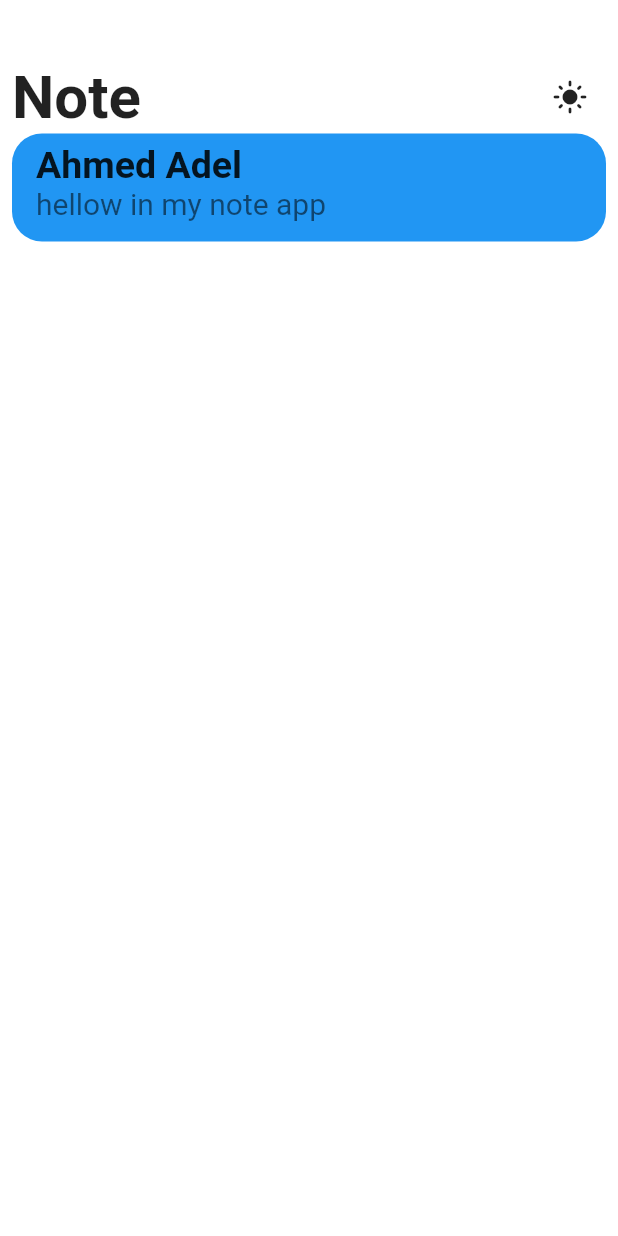
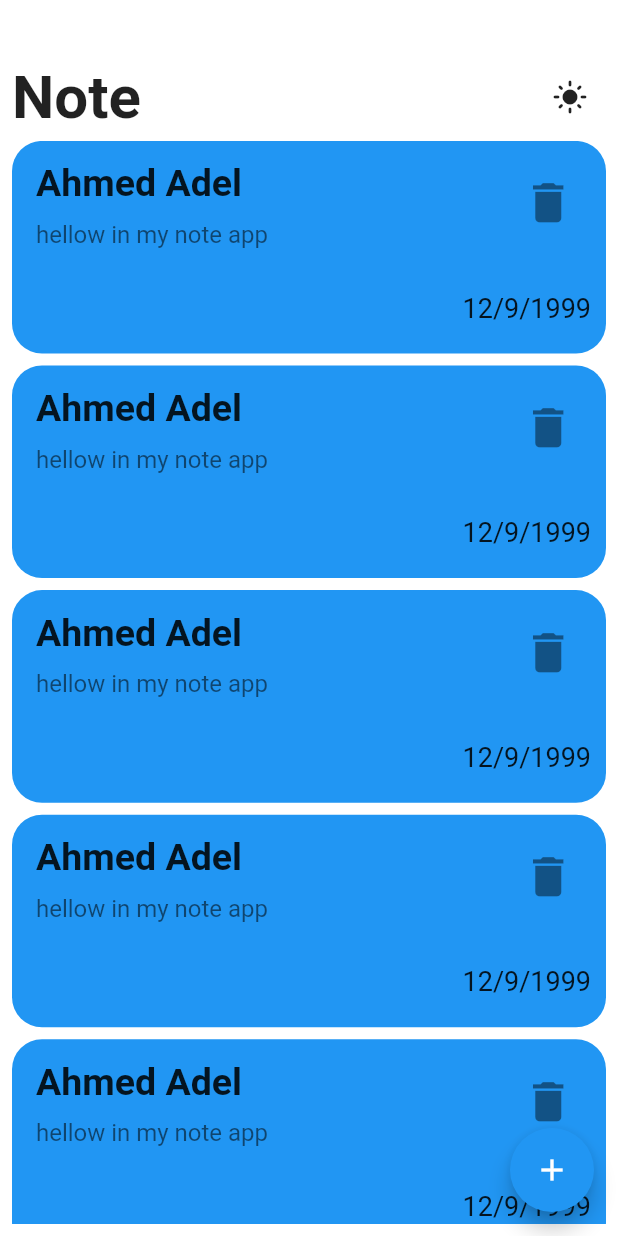
Before and after one commit to ahmedAdelElmelegy/note_app, a Flutter app: the screen it shows after launch, on a phone screen of 412 x 824 dp. Run offline on Flutter 3.47's test engine with Material 2 defaults, Android fonts, the phone set to English and light mode, and no system bars; our stand-ins replace get, shared_preferences; Roboto replaces fonts that are missing (GFSNeohellenic, Itim).

Commit message:
create show model bottom sheet

```diff
--- a/lib/view/notes/note.dart
+++ b/lib/view/notes/note.dart
@@ -1,8 +1,14 @@
 import 'package:flutter/material.dart';
 import 'package:get/get.dart';
 import 'package:notes_app/controller/getController.dart';
+import 'package:notes_app/core/util/IconBroken.dart';
 import 'package:notes_app/core/util/const.dart';
 import 'package:notes_app/core/widget/CustomText.dart';
+import 'package:notes_app/view/notes/widget/CustomAppBar.dart';
+import 'package:notes_app/view/notes/widget/CustomBottom.dart';
+import 'package:notes_app/view/notes/widget/CustomItem.dart';
+import 'package:notes_app/view/notes/widget/CustomTextFormFiled.dart';
+import 'package:notes_app/view/notes/widget/showBottomSheet.dart';
 
 class Note extends StatelessWidget {
   const Note({super.key});
@@ -20,57 +26,40 @@ class Note extends StatelessWidget {
               SizedBox(
                 height: size.height * .04,
               ),
-              Row(
-                children: [
-                  const CustomText(
-                    text: "Note",
-                    fontSize: 40,
-                    fontWeight: FontWeight.bold,
-                    fontFamily: 'GFSNeohellenic',
-                  ),
-                  const Spacer(),
-                  IconButton(
-                      onPressed: () {
-                        controller.setTheme();
-                      },
-                      icon: controller.isDark
-                          ? Icon(Icons.dark_mode_sharp)
-                          : Icon(Icons.light_mode_rounded))
-                ],
+              Padding(
+                padding: const EdgeInsets.only(bottom: 5),
+                child: CustomAppBar(
+                  onPressed: () {
+                    controller.setTheme();
+                  },
+                  icon: controller.isDark
+                      ? const Icon(Icons.dark_mode_sharp)
+                      : const Icon(Icons.light_mode_rounded),
+                ),
               ),
-              CustomItem()
+              Expanded(
+                child: ListView.builder(
+                  physics: const BouncingScrollPhysics(),
+                  padding: EdgeInsets.zero,
+                  itemBuilder: (context, index) => const CustomItem(),
+                  itemCount: 10,
+                ),
+              )
             ],
           ),
+        ),
+        floatingActionButton: FloatingActionButton(
+          onPressed: () {
+            showModalBottomSheet(
+              isScrollControlled: true,
+              context: context,
+              builder: (context) =>
+                  SingleChildScrollView(child: const ShowBottomSheet()),
+            );
+          },
+          child: const Icon(Icons.add),
         ),
       ),
     );
   }
 }
-
-class CustomItem extends StatelessWidget {
-  const CustomItem({super.key});
-
-  @override
-  Widget build(BuildContext context) {
-    return Container(
-      decoration: BoxDecoration(
-          color: Colors.blue, borderRadius: BorderRadius.circular(20)),
-      child: Column(
-        children: [
-          ListTile(
-            title: CustomText(
-              text: 'Ahmed Adel',
-              fontSize: 25,
-              fontWeight: FontWeight.bold,
-              fontFamily: FontFamilly.itim,
-            ),
-            subtitle: CustomText(
-              text: 'hellow in my note app',
-              fontSize: 20,
-            ),
-          ),
-        ],
-      ),
-    );
-  }
-}
--- /dev/null
+++ b/lib/view/notes/widget/CustomAppBar.dart
@@ -0,0 +1,28 @@
+import 'package:flutter/material.dart';
+import 'package:notes_app/core/widget/CustomText.dart';
+
+class CustomAppBar extends StatelessWidget {
+  const CustomAppBar({
+    super.key,
+    this.onPressed,
+    required this.icon,
+  });
+  final void Function()? onPressed;
+  final Widget icon;
+
+  @override
+  Widget build(BuildContext context) {
+    return Row(
+      children: [
+        const CustomText(
+          text: "Note",
+          fontSize: 40,
+          fontWeight: FontWeight.bold,
+          fontFamily: 'GFSNeohellenic',
+        ),
+        const Spacer(),
+        IconButton(onPressed: onPressed, icon: icon)
+      ],
+    );
+  }
+}
--- /dev/null
+++ b/lib/view/notes/widget/CustomItem.dart
@@ -0,0 +1,54 @@
+import 'package:flutter/material.dart';
+import 'package:notes_app/core/util/const.dart';
+import 'package:notes_app/core/widget/CustomText.dart';
+
+class CustomItem extends StatelessWidget {
+  const CustomItem({super.key});
+
+  @override
+  Widget build(BuildContext context) {
+    Size size = MediaQuery.of(context).size;
+    return Padding(
+      padding: const EdgeInsets.only(bottom: 8),
+      child: Container(
+        decoration: BoxDecoration(
+            color: Colors.blue, borderRadius: BorderRadius.circular(20)),
+        child: Column(
+          crossAxisAlignment: CrossAxisAlignment.end,
+          children: [
+            ListTile(
+                title: const Padding(
+                  padding: EdgeInsets.only(bottom: 10, top: 10),
+                  child: CustomText(
+                    text: 'Ahmed Adel',
+                    fontSize: 25,
+                    fontWeight: FontWeight.bold,
+                    fontFamily: FontFamilly.itim,
+                  ),
+                ),
+                subtitle: const CustomText(
+                  text: 'hellow in my note app',
+                  fontSize: 16,
+                ),
+                trailing: IconButton(
+                    onPressed: () {},
+                    icon: const Icon(
+                      Icons.delete,
+                      size: 35,
+                    ))),
+            SizedBox(
+              height: size.height * .03,
+            ),
+            const Padding(
+              padding: EdgeInsets.only(right: 10, bottom: 20),
+              child: CustomText(
+                text: "12/9/1999",
+                fontSize: 18,
+              ),
+            )
+          ],
+        ),
+      ),
+    );
+  }
+}
```
Also changed, not shown: lib/view/notes/widget/CustomBottom.dart (added, +30 -0 lines), lib/view/notes/widget/CustomTextFormFiled.dart (added, +52 -0 lines), lib/view/notes/widget/showBottomSheet.dart (added, +36 -0 lines).
